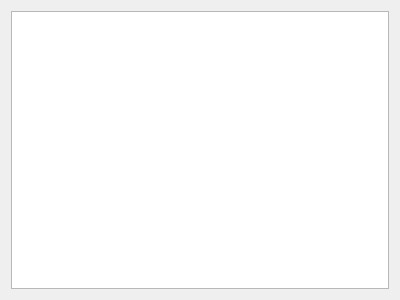
Above: ui/ExternalParameterUi.ui from MonroeQuantumNetworks/IonControl before the change. Below: the same form after it.
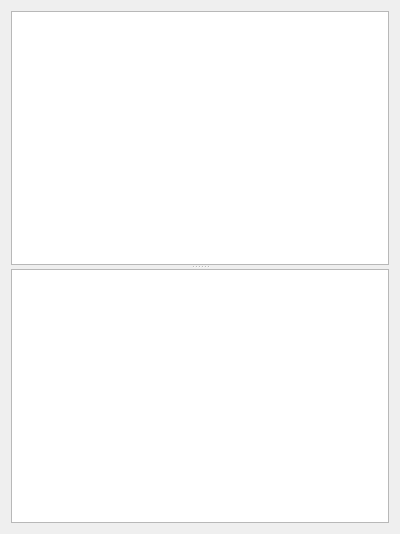
That is the form after the change. Custom widgets are drawn as their Qt base class.

Commit message: added channel ParameterTree

What changed in the file:
```diff
--- a/ui/ExternalParameterUi.ui
+++ b/ui/ExternalParameterUi.ui
@@ -7,18 +7,50 @@
     <x>0</x>
     <y>0</y>
     <width>400</width>
-    <height>300</height>
+    <height>534</height>
    </rect>
   </property>
   <property name="windowTitle">
    <string>Form</string>
   </property>
-  <layout class="QGridLayout" name="gridLayout">
-   <item row="0" column="1">
-    <widget class="QTableView" name="tableView"/>
+  <layout class="QVBoxLayout" name="verticalLayout">
+   <item>
+    <widget class="QSplitter" name="splitter_2">
+     <property name="orientation">
+      <enum>Qt::Vertical</enum>
+     </property>
+     <widget class="CategoryTreeView" name="categoryTreeView"/>
+     <widget class="QSplitter" name="splitter">
+      <property name="orientation">
+       <enum>Qt::Vertical</enum>
+      </property>
+      <widget class="ParameterTree" name="treeWidget">
+       <attribute name="headerVisible">
+        <bool>false</bool>
+       </attribute>
+       <column>
+        <property name="text">
+         <string notr="true">1</string>
+        </property>
+       </column>
+      </widget>
+     </widget>
+    </widget>
    </item>
   </layout>
  </widget>
+ <customwidgets>
+  <customwidget>
+   <class>ParameterTree</class>
+   <extends>QTreeWidget</extends>
+   <header>pyqtgraph.parametertree</header>
+  </customwidget>
+  <customwidget>
+   <class>CategoryTreeView</class>
+   <extends>QTreeView</extends>
+   <header>uiModules.CategoryTree</header>
+  </customwidget>
+ </customwidgets>
  <resources/>
  <connections/>
 </ui>
```
The commit also changes 5 other files.
